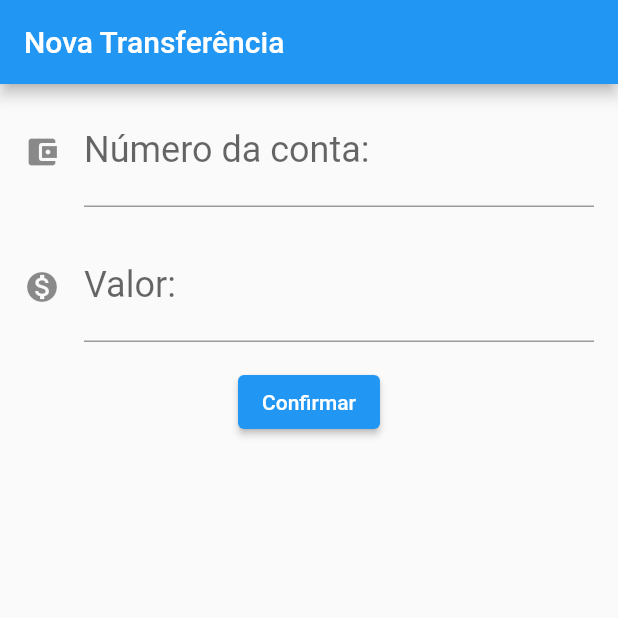
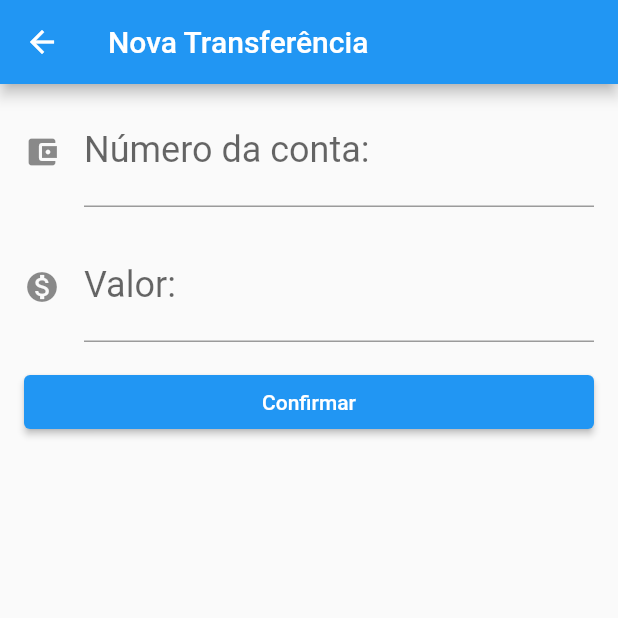
Before and after one commit to Skema1114/bytebank-fundamentos-app-formacao-flutter-alura, a Flutter app: the FormularioTransferencias screen opened directly, after a tap on "Confirmar", on a phone screen of 412 x 824 dp, the top half of it. Run offline on Flutter 3.47's test engine with Material 2 defaults, Android fonts, the phone set to English and light mode, and no system bars.

Commit message:
Terminando a parte 04 e já iniciando a parte 05

```diff
--- a/lib/src/App.dart
+++ b/lib/src/App.dart
@@ -1,4 +1,4 @@
-import 'package:bytebank_fundamentos_app_formacao_flutter_alura/src/page/FormularioTransferencias/FormularioTransferencias.dart';
+import 'package:bytebank_fundamentos_app_formacao_flutter_alura/src/page/ListaTrasferencias.dart';
 import 'package:flutter/material.dart';
 
 class App extends StatelessWidget {
@@ -8,8 +8,7 @@ class App extends StatelessWidget {
   Widget build(BuildContext context) {
     return MaterialApp(
       home: Scaffold(
-        //body: ListaTransferencias(),
-        body: FormularioTransferencias(),
+        body: ListaTransferencias(),
       ),
       debugShowCheckedModeBanner: false,
     );
--- /dev/null
+++ b/lib/src/controller/FormularioTransferenciasController.dart
@@ -0,0 +1,42 @@
+import 'package:bytebank_fundamentos_app_formacao_flutter_alura/src/model/TransferenciaModel.dart';
+import 'package:flutter/material.dart';
+
+class FormularioTransferenciasController {
+  //
+  void criarTransferencia(
+      String numeroContaParam, String valorParam, BuildContext context) {
+    final int? numeroConta = int.tryParse(numeroContaParam);
+    final double? valor = double.tryParse(valorParam);
+
+    if (numeroConta != null && valor != null) {
+      final transferenciaCriada = TransferenciaModel(
+        valor: valor,
+        numeroConta: numeroConta,
+      );
+
+      debugPrint(' ===================> CRIADA A TRANSFERENCIA');
+      debugPrint(' ===================> $transferenciaCriada');
+
+      Navigator.pop(context, transferenciaCriada);
+
+      _mensagemToast(context, transferenciaCriada.toString());
+    }
+  }
+
+  void _mensagemToast(BuildContext context, String mensagem) {
+    ScaffoldMessenger.of(context).showSnackBar(
+      SnackBar(
+        content: Padding(
+          padding: const EdgeInsets.all(8.0),
+          child: Text(mensagem),
+        ),
+        duration: const Duration(milliseconds: 2000),
+        padding: const EdgeInsets.symmetric(horizontal: 8.0),
+        behavior: SnackBarBehavior.floating,
+        shape: RoundedRectangleBorder(
+          borderRadius: BorderRadius.circular(16.0),
+        ),
+      ),
+    );
+  }
+}
--- a/lib/src/model/ItemTransferenciaDataModel.dart
+++ b/lib/src/model/ItemTransferenciaDataModel.dart
@@ -4,5 +4,5 @@ class ItemTransferenciaDataModel {
   final String moeda;
   final IconData icone;
 
-  const ItemTransferenciaDataModel(this.moeda, this.icone);
+  const ItemTransferenciaDataModel({required this.moeda, required this.icone});
 }
--- /dev/null
+++ b/lib/src/model/TextFieldTransferenciaDataModel.dart
@@ -0,0 +1,8 @@
+import 'package:flutter/cupertino.dart';
+
+class TextFieldTransferenciaDataModel {
+  final TextInputType tipoTeclado;
+  final IconData? icone;
+
+  TextFieldTransferenciaDataModel({required this.tipoTeclado, this.icone});
+}
--- /dev/null
+++ b/lib/src/model/TransferenciaFormModel.dart
@@ -0,0 +1,10 @@
+import 'package:flutter/cupertino.dart';
+
+class TransferenciaFormModel {
+  final TextEditingController controlador;
+  final String rotulo;
+  final String dica;
+
+  TransferenciaFormModel(
+      {required this.controlador, required this.rotulo, required this.dica});
+}
--- a/lib/src/model/TransferenciaModel.dart
+++ b/lib/src/model/TransferenciaModel.dart
@@ -2,10 +2,10 @@ class TransferenciaModel {
   final double valor;
   final int numeroConta;
 
-  TransferenciaModel(this.valor, this.numeroConta);
+  TransferenciaModel({required this.valor, required this.numeroConta});
 
   @override
   String toString() {
-    return 'Transferencia{valor: $valor, numeroConta: $numeroConta}';
+    return 'TRANSFERÊNCIA { NUMERO-CONTA: $numeroConta, VALOR: $valor }';
   }
 }
--- /dev/null
+++ b/lib/src/page/FormularioTransferencias.dart
@@ -0,0 +1,62 @@
+import 'package:bytebank_fundamentos_app_formacao_flutter_alura/src/controller/FormularioTransferenciasController.dart';
+import 'package:bytebank_fundamentos_app_formacao_flutter_alura/src/model/TextFieldTransferenciaDataModel.dart';
+import 'package:bytebank_fundamentos_app_formacao_flutter_alura/src/model/TransferenciaFormModel.dart';
+import 'package:bytebank_fundamentos_app_formacao_flutter_alura/src/widget/TextFieldFormularioTransferencia.dart';
+import 'package:flutter/material.dart';
+
+class FormularioTransferencias extends StatelessWidget {
+  final TextEditingController _controladorNumeroConta = TextEditingController();
+  final TextEditingController _controladorValor = TextEditingController();
+  final FormularioTransferenciasController _controller =
+      FormularioTransferenciasController();
+
+  FormularioTransferencias({Key? key}) : super(key: key);
+
+  @override
+  Widget build(BuildContext context) {
+    return Scaffold(
+      appBar: AppBar(
+        title: const Text('Nova Transferência'),
+      ),
+      body: ListView(
+        children: [
+          TextFieldFormularioTransferencia(
+            TransferenciaFormModel(
+              controlador: _controladorNumeroConta,
+              rotulo: 'Número da conta:',
+              dica: '00000',
+            ),
+            TextFieldTransferenciaDataModel(
+              icone: Icons.account_balance_wallet,
+              tipoTeclado: TextInputType.number,
+            ),
+          ),
+          TextFieldFormularioTransferencia(
+            TransferenciaFormModel(
+              controlador: _controladorValor,
+              rotulo: 'Valor:',
+              dica: '000,00',
+            ),
+            TextFieldTransferenciaDataModel(
+              icone: Icons.monetization_on,
+              tipoTeclado: TextInputType.number,
+            ),
+          ),
+          Padding(
+            padding: const EdgeInsets.symmetric(
+              horizontal: 16.0,
+              vertical: 8.0,
+            ),
+            child: ElevatedButton(
+              child: const Text('Confirmar'),
+              onPressed: () => _controller.criarTransferencia(
+                  _controladorNumeroConta.text,
+                  _controladorValor.text,
+                  context),
+            ),
+          ),
+        ],
+      ),
+    );
+  }
+}
--- a/lib/src/page/FormularioTransferencias/FormularioTransferencias.dart
+++ /dev/null
@@ -1,93 +0,0 @@
-import 'package:bytebank_fundamentos_app_formacao_flutter_alura/src/model/TransferenciaModel.dart';
-import 'package:flutter/material.dart';
-
-class FormularioTransferencias extends StatelessWidget {
-  final TextEditingController _controladorNumeroConta = TextEditingController();
-  final TextEditingController _controladorValor = TextEditingController();
-
-  FormularioTransferencias({Key? key}) : super(key: key);
-
-  @override
-  Widget build(BuildContext context) {
-    return Scaffold(
-      appBar: AppBar(
-        title: const Text('Nova Transferência'),
-      ),
-      body: Column(
-        children: [
-          Padding(
-            padding: const EdgeInsets.symmetric(
-              horizontal: 16.0,
-              vertical: 8.0,
-            ),
-            child: TextField(
-              controller: _controladorNumeroConta,
-              style: const TextStyle(fontSize: 24.0),
-              decoration: const InputDecoration(
-                icon: Icon(
-                  Icons.account_balance_wallet,
-                ),
-                labelText: 'Número da conta:',
-                hintText: '000000',
-              ),
-              keyboardType: TextInputType.number,
-            ),
-          ),
-          Padding(
-            padding: const EdgeInsets.symmetric(
-              horizontal: 16.0,
-              vertical: 8.0,
-            ),
-            child: TextField(
-              controller: _controladorValor,
-              style: const TextStyle(fontSize: 24),
-              decoration: const InputDecoration(
-                icon: Icon(
-                  Icons.monetization_on,
-                ),
-                labelText: 'Valor:',
-                hintText: '000.00',
-              ),
-              keyboardType: TextInputType.number,
-            ),
-          ),
-          Padding(
-            padding: const EdgeInsets.symmetric(
-              horizontal: 16.0,
-              vertical: 8.0,
-            ),
-            child: ElevatedButton(
-              child: const Text('Confirmar'),
-              onPressed: () {
-                final int? numeroConta =
-                    int.tryParse(_controladorNumeroConta.text);
-                final double? valor = double.tryParse(_controladorValor.text);
-
-                if (numeroConta != null && valor != null) {
-                  final transferenciaCriada =
-                      TransferenciaModel(valor, numeroConta);
-                  debugPrint(transferenciaCriada.toString());
-
-                  ScaffoldMessenger.of(context).showSnackBar(
-                    SnackBar(
-                      content: Padding(
-                        padding: const EdgeInsets.all(8.0),
-                        child: Text('$transferenciaCriada'),
-                      ),
-                      duration: const Duration(milliseconds: 2000),
-                      padding: const EdgeInsets.symmetric(horizontal: 8.0),
-                      behavior: SnackBarBehavior.floating,
-                      shape: RoundedRectangleBorder(
-                        borderRadius: BorderRadius.circular(16.0),
-                      ),
-                    ),
-                  );
-                }
-              },
-            ),
-          ),
-        ],
-      ),
-    );
-  }
-}
--- /dev/null
+++ b/lib/src/widget/TextFieldFormularioTransferencia.dart
@@ -0,0 +1,35 @@
+import 'package:bytebank_fundamentos_app_formacao_flutter_alura/src/model/TextFieldTransferenciaDataModel.dart';
+import 'package:bytebank_fundamentos_app_formacao_flutter_alura/src/model/TransferenciaFormModel.dart';
+import 'package:flutter/material.dart';
+
+class TextFieldFormularioTransferencia extends StatelessWidget {
+  final TransferenciaFormModel _transferencia;
+  final TextFieldTransferenciaDataModel _textFieldTransferenciaDataModel;
+
+  const TextFieldFormularioTransferencia(
+      this._transferencia, this._textFieldTransferenciaDataModel,
+      {Key? key})
+      : super(key: key);
+
+  @override
+  Widget build(BuildContext context) {
+    return Padding(
+      padding: const EdgeInsets.symmetric(
+        horizontal: 16.0,
+        vertical: 8.0,
+      ),
+      child: TextField(
+        controller: _transferencia.controlador,
+        style: const TextStyle(fontSize: 24.0),
+        decoration: InputDecoration(
+          icon: _textFieldTransferenciaDataModel.icone != null
+              ? Icon(_textFieldTransferenciaDataModel.icone)
+              : null,
+          labelText: _transferencia.rotulo,
+          hintText: _transferencia.dica,
+        ),
+        keyboardType: _textFieldTransferenciaDataModel.tipoTeclado,
+      ),
+    );
+  }
+}
```
Also changed, not shown: lib/src/controller/ListaTrasferenciasController.dart (added, +17 -0 lines), lib/src/page/ListaTransferencias/ListaTrasferencias.dart (deleted, +0 -29 lines), lib/src/page/ListaTrasferencias.dart (added, +58 -0 lines), lib/src/widget/ItemTransferencia.dart (renamed from lib/src/widget/ItemTransferencia/ItemTransferencia.dart, +4 -3 lines).
